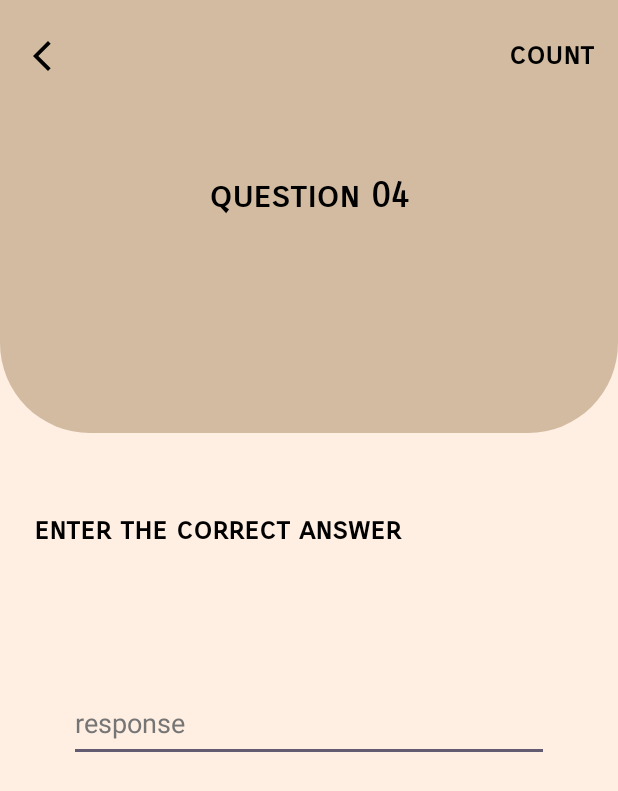
After one commit to lynaKsr/quiz_app, an Android app: the QuestionT4Activity screen opened directly, with no data from a screen before it, on a phone screen of 412 x 824 dp. The commit adds this screen. Shown: the top 791 px of the screen. Run offline under Robolectric (Android 15) with nearby library versions, the phone set to English and light mode, and no system bars.

Commit message:
ajout du layout QuestionT4Activity

```diff
--- a/app/src/main/AndroidManifest.xml
+++ b/app/src/main/AndroidManifest.xml
@@ -14,6 +14,9 @@
         android:supportsRtl="true"
         android:theme="@style/Theme.Quiz_app"
         tools:targetApi="31">
+        <activity
+            android:name=".QuestionT4Activity"
+            android:exported="false" />
         <activity
             android:name=".QuestionT3Activity"
             android:exported="false" />
--- /dev/null
+++ b/app/src/main/java/com/example/quiz_app/QuestionT4Activity.java
@@ -0,0 +1,14 @@
+package com.example.quiz_app;
+
+import androidx.appcompat.app.AppCompatActivity;
+
+import android.os.Bundle;
+
+public class QuestionT4Activity extends AppCompatActivity {
+
+    @Override
+    protected void onCreate(Bundle savedInstanceState) {
+        super.onCreate(savedInstanceState);
+        setContentView(R.layout.activity_question_t4);
+    }
+}
--- /dev/null
+++ b/app/src/main/res/layout/activity_question_t4.xml
@@ -0,0 +1,96 @@
+<?xml version="1.0" encoding="utf-8"?>
+<androidx.constraintlayout.widget.ConstraintLayout xmlns:android="http://schemas.android.com/apk/res/android"
+    xmlns:app="http://schemas.android.com/apk/res-auto"
+    xmlns:tools="http://schemas.android.com/tools"
+    android:layout_width="match_parent"
+    android:layout_height="match_parent"
+    android:background="#FFEEE2"
+    tools:context=".QuestionT4Activity">
+
+    <androidx.constraintlayout.widget.ConstraintLayout
+        android:id="@+id/constraintLayout"
+        android:layout_width="match_parent"
+        android:layout_height="0dp"
+        android:background="@drawable/background_top"
+        app:flow_horizontalBias="0.0"
+        app:layout_constraintEnd_toEndOf="parent"
+        app:layout_constraintHeight_percent="0.35"
+        app:layout_constraintStart_toStartOf="parent"
+        app:layout_constraintTop_toTopOf="parent">
+
+        <TextView
+            android:id="@+id/questionChoose4"
+            android:layout_width="wrap_content"
+            android:layout_height="wrap_content"
+            android:fontFamily="sans-serif-smallcaps"
+            android:text="@string/question_04"
+            android:textColor="@color/black"
+            android:textSize="24sp"
+            android:textStyle="bold"
+            app:layout_constraintBottom_toBottomOf="parent"
+            app:layout_constraintEnd_toEndOf="parent"
+            app:layout_constraintStart_toStartOf="parent"
+            app:layout_constraintTop_toTopOf="parent" />
+
+        <ImageView
+            android:id="@+id/back"
+            android:layout_width="wrap_content"
+            android:layout_height="wrap_content"
+            android:layout_marginStart="16dp"
+            android:layout_marginTop="25dp"
+            android:contentDescription="@string/back"
+            app:layout_constraintStart_toStartOf="parent"
+            app:layout_constraintTop_toTopOf="parent"
+            app:srcCompat="@drawable/back" />
+
+        <TextView
+            android:id="@+id/count2"
+            android:layout_width="wrap_content"
+            android:layout_height="wrap_content"
+            android:layout_marginTop="24dp"
+            android:layout_marginEnd="16dp"
+            android:fontFamily="sans-serif-smallcaps"
+            android:text="@string/count"
+            android:textColor="@color/black"
+            android:textSize="20sp"
+            android:textStyle="bold"
+            app:layout_constraintEnd_toEndOf="parent"
+            app:layout_constraintTop_toTopOf="parent" />
+
+    </androidx.constraintlayout.widget.ConstraintLayout>
+
+    <TextView
+        android:id="@+id/textView"
+        android:layout_width="355dp"
+        android:layout_height="60dp"
+        android:layout_marginStart="22dp"
+        android:layout_marginTop="52dp"
+        android:layout_marginEnd="22dp"
+        android:fontFamily="sans-serif-smallcaps"
+        android:text="@string/response"
+        android:textColor="@color/black"
+        android:textSize="20sp"
+        android:textStyle="bold"
+        app:layout_constraintEnd_toEndOf="parent"
+        app:layout_constraintHorizontal_bias="0.051"
+        app:layout_constraintStart_toStartOf="parent"
+        app:layout_constraintTop_toBottomOf="@+id/constraintLayout"
+        tools:ignore="TextSizeCheck" />
+
+    <EditText
+        android:id="@+id/editTextText"
+        android:layout_width="320dp"
+        android:layout_height="51dp"
+        android:layout_marginStart="22dp"
+        android:layout_marginTop="56dp"
+        android:layout_marginEnd="22dp"
+        android:ems="10"
+        android:hint="@string/response_t4"
+        android:inputType="text"
+        android:textColorHint="#757575"
+        app:layout_constraintEnd_toEndOf="parent"
+        app:layout_constraintStart_toStartOf="parent"
+        app:layout_constraintTop_toBottomOf="@+id/textView"
+        android:autofillHints="" />
+
+</androidx.constraintlayout.widget.ConstraintLayout>
--- a/app/src/main/res/values/strings.xml
+++ b/app/src/main/res/values/strings.xml
@@ -45,4 +45,7 @@
     <string name="togglebutton">ToggleButton</string>
     <string name="notCorrect"> not correct </string>
     <string name="correct">correct\n</string>
+    <string name="question_04">question 04\n</string>
+    <string name="response">"enter the correct answer "</string>
+    <string name="response_t4">response</string>
 </resources>
```
